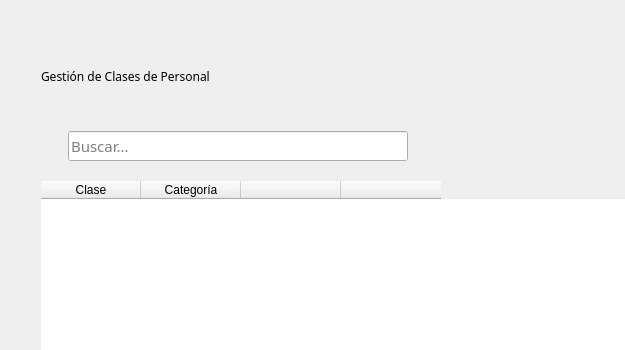
MaxAPBusiness/Blustock, file blustock/ui/screens_uis/clases.ui: the form before one commit; both pictures show x 0 to 625 and y 0 to 350 of the 759 by 475 pixel window.
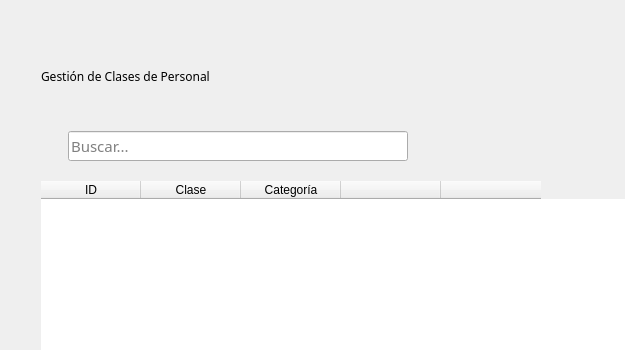
The form after the commit. Icons and pictures are not drawn.

What changed in the file:
```diff
--- a/blustock/ui/screens_uis/clases.ui
+++ b/blustock/ui/screens_uis/clases.ui
@@ -155,6 +155,11 @@
        <attribute name="verticalHeaderCascadingSectionResizes">
         <bool>false</bool>
        </attribute>
+       <column>
+        <property name="text">
+         <string>ID</string>
+        </property>
+       </column>
        <column>
         <property name="text">
          <string>Clase</string>
```
